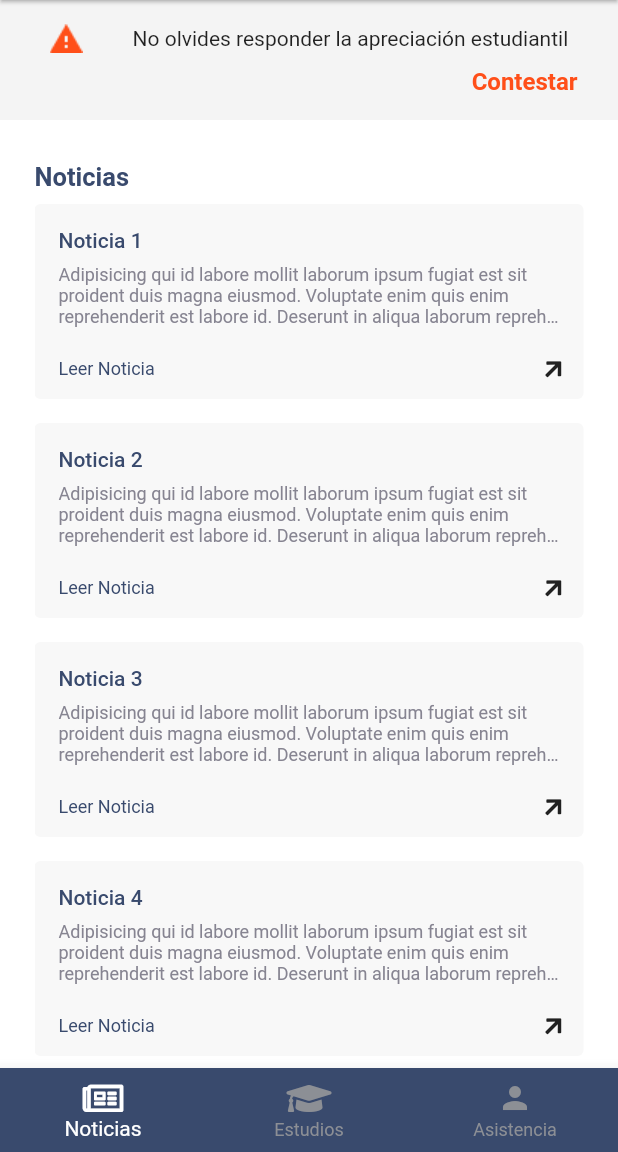
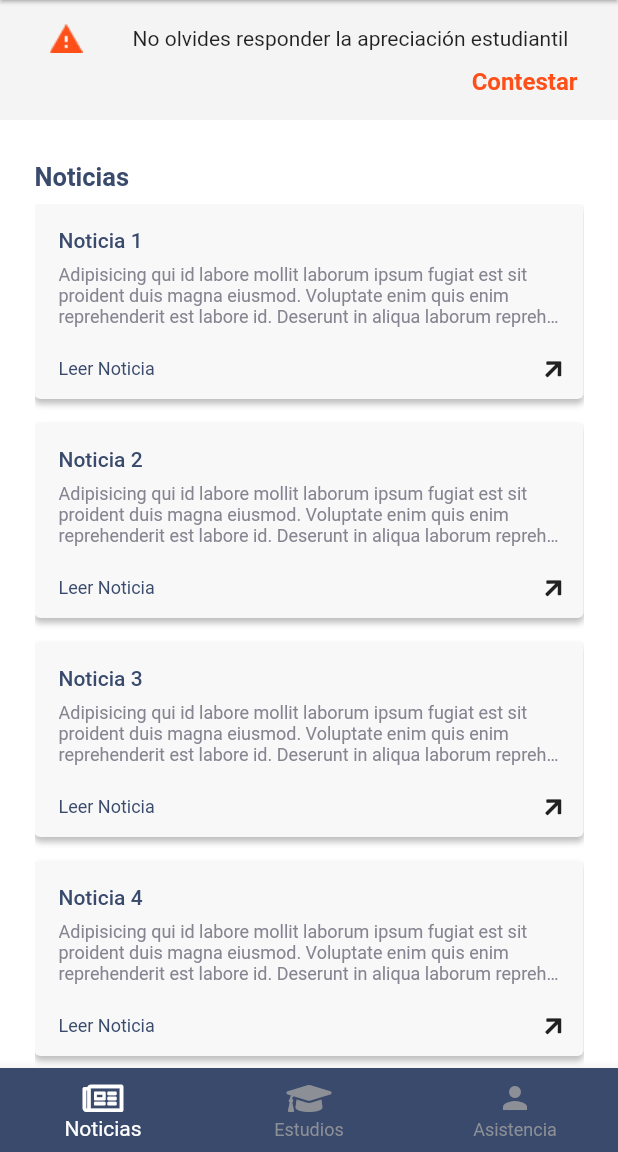
Before and after one commit to JovannyRch/control_escolar_app, a Flutter app: the HomeAlumnoScreen screen opened directly, on a phone screen of 412 x 824 dp, the part 84-1236 px from its top. Run offline on Flutter 3.47's test engine with Material 2 defaults, Android fonts, the phone set to English and light mode, and no system bars; our stand-ins replace font_awesome_flutter.

```diff
--- a/lib/widgets/NoticiaWidget.dart
+++ b/lib/widgets/NoticiaWidget.dart
@@ -21,9 +21,15 @@ class NoticiaWidget extends StatelessWidget {
       height: 130.0,
       margin: EdgeInsets.only(bottom: 16.0),
       decoration: BoxDecoration(
-        color: kGreyColor,
-        borderRadius: BorderRadius.circular(4.0),
-      ),
+          color: kGreyColor,
+          borderRadius: BorderRadius.circular(4.0),
+          boxShadow: [
+            BoxShadow(
+              color: Colors.black.withOpacity(0.25),
+              offset: Offset(0, 3),
+              blurRadius: 3.0,
+            )
+          ]),
       child: Column(
         crossAxisAlignment: CrossAxisAlignment.start,
         children: [
```
